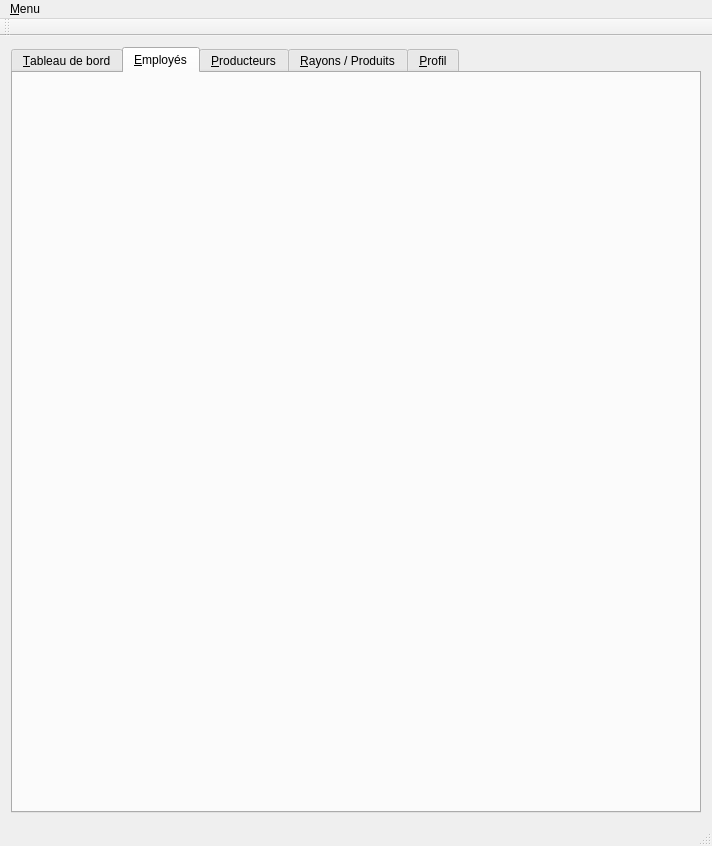
First picture: the form in mainwindow.ui, repository LouisVraie/circuitsCourtsBackOffice, before the edit.
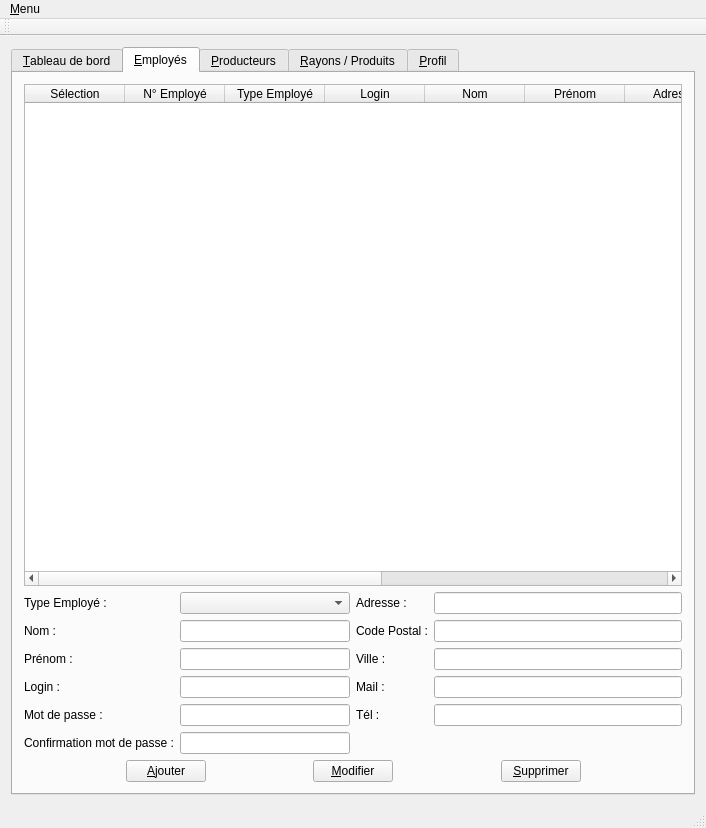
Second picture: the form after the edit. The open tabs and pages were chosen to show the change. Icons and pictures are not drawn.

Commit message: ajout de la méthode afficherTableEmployes dans la MainWindow

```diff
--- a/mainwindow.ui
+++ b/mainwindow.ui
@@ -6,8 +6,8 @@
    <rect>
     <x>0</x>
     <y>0</y>
-    <width>712</width>
-    <height>846</height>
+    <width>706</width>
+    <height>828</height>
    </rect>
   </property>
   <property name="windowTitle">
@@ -41,6 +41,330 @@
        <attribute name="title">
         <string>&amp;Employés</string>
        </attribute>
+       <layout class="QVBoxLayout" name="verticalLayout_5">
+        <item>
+         <widget class="QTableWidget" name="tableWidget_employes">
+          <property name="editTriggers">
+           <set>QAbstractItemView::NoEditTriggers</set>
+          </property>
+          <property name="selectionMode">
+           <enum>QAbstractItemView::SingleSelection</enum>
+          </property>
+          <property name="selectionBehavior">
+           <enum>QAbstractItemView::SelectRows</enum>
+          </property>
+          <column>
+           <property name="text">
+            <string>Sélection</string>
+           </property>
+          </column>
+          <column>
+           <property name="text">
+            <string>N° Employé</string>
+           </property>
+          </column>
+          <column>
+           <property name="text">
+            <string>Type Employé</string>
+           </property>
+          </column>
+          <column>
+           <property name="text">
+            <string>Login</string>
+           </property>
+          </column>
+          <column>
+           <property name="text">
+            <string>Nom</string>
+           </property>
+          </column>
+          <column>
+           <property name="text">
+            <string>Prénom</string>
+           </property>
+          </column>
+          <column>
+           <property name="text">
+            <string>Adresse</string>
+           </property>
+          </column>
+          <column>
+           <property name="text">
+            <string>Code Postal</string>
+           </property>
+          </column>
+          <column>
+           <property name="text">
+            <string>Ville</string>
+           </property>
+          </column>
+          <column>
+           <property name="text">
+            <string>Mail</string>
+           </property>
+          </column>
+          <column>
+           <property name="text">
+            <string>Tél</string>
+           </property>
+          </column>
+         </widget>
+        </item>
+        <item>
+         <layout class="QHBoxLayout" name="horizontalLayout_5">
+          <item>
+           <layout class="QFormLayout" name="formLayout_4">
+            <item row="1" column="0">
+             <widget class="QLabel" name="label">
+              <property name="text">
+               <string>Nom :</string>
+              </property>
+             </widget>
+            </item>
+            <item row="1" column="1">
+             <widget class="QLineEdit" name="lineEdit_employesNom">
+              <property name="maxLength">
+               <number>25</number>
+              </property>
+             </widget>
+            </item>
+            <item row="2" column="0">
+             <widget class="QLabel" name="label_2">
+              <property name="text">
+               <string>Prénom :</string>
+              </property>
+             </widget>
+            </item>
+            <item row="2" column="1">
+             <widget class="QLineEdit" name="lineEdit_employesPrenom">
+              <property name="maxLength">
+               <number>25</number>
+              </property>
+             </widget>
+            </item>
+            <item row="3" column="0">
+             <widget class="QLabel" name="label_3">
+              <property name="text">
+               <string>Login :</string>
+              </property>
+             </widget>
+            </item>
+            <item row="3" column="1">
+             <widget class="QLineEdit" name="lineEdit_employesLogin">
+              <property name="maxLength">
+               <number>25</number>
+              </property>
+             </widget>
+            </item>
+            <item row="4" column="0">
+             <widget class="QLabel" name="label_9">
+              <property name="text">
+               <string>Mot de passe :</string>
+              </property>
+             </widget>
+            </item>
+            <item row="4" column="1">
+             <widget class="QLineEdit" name="lineEdit_employesMdp">
+              <property name="echoMode">
+               <enum>QLineEdit::Password</enum>
+              </property>
+             </widget>
+            </item>
+            <item row="5" column="0">
+             <widget class="QLabel" name="label_10">
+              <property name="text">
+               <string>Confirmation mot de passe :</string>
+              </property>
+             </widget>
+            </item>
+            <item row="5" column="1">
+             <widget class="QLineEdit" name="lineEdit_employesConfirmMdp">
+              <property name="echoMode">
+               <enum>QLineEdit::Password</enum>
+              </property>
+             </widget>
+            </item>
+            <item row="0" column="0">
+             <widget class="QLabel" name="label_11">
+              <property name="text">
+               <string>Type Employé :</string>
+              </property>
+             </widget>
+            </item>
+            <item row="0" column="1">
+             <widget class="QComboBox" name="comboBox_employesTypeEmploye"/>
+            </item>
+           </layout>
+          </item>
+          <item>
+           <layout class="QFormLayout" name="formLayout_3">
+            <item row="0" column="0">
+             <widget class="QLabel" name="label_4">
+              <property name="text">
+               <string>Adresse :</string>
+              </property>
+             </widget>
+            </item>
+            <item row="0" column="1">
+             <widget class="QLineEdit" name="lineEdit_employesAdresse">
+              <property name="maxLength">
+               <number>50</number>
+              </property>
+             </widget>
+            </item>
+            <item row="1" column="0">
+             <widget class="QLabel" name="label_5">
+              <property name="text">
+               <string>Code Postal :</string>
+              </property>
+             </widget>
+            </item>
+            <item row="1" column="1">
+             <widget class="QLineEdit" name="lineEdit_employesCodePostal">
+              <property name="inputMask">
+               <string>#####</string>
+              </property>
+              <property name="maxLength">
+               <number>5</number>
+              </property>
+             </widget>
+            </item>
+            <item row="2" column="0">
+             <widget class="QLabel" name="label_6">
+              <property name="text">
+               <string>Ville :</string>
+              </property>
+             </widget>
+            </item>
+            <item row="2" column="1">
+             <widget class="QLineEdit" name="lineEdit_employesVille">
+              <property name="maxLength">
+               <number>30</number>
+              </property>
+             </widget>
+            </item>
+            <item row="3" column="0">
+             <widget class="QLabel" name="label_7">
+              <property name="text">
+               <string>Mail :</string>
+              </property>
+             </widget>
+            </item>
+            <item row="3" column="1">
+             <widget class="QLineEdit" name="lineEdit_employesMail">
+              <property name="maxLength">
+               <number>50</number>
+              </property>
+             </widget>
+            </item>
+            <item row="4" column="0">
+             <widget class="QLabel" name="label_8">
+              <property name="text">
+               <string>Tél :</string>
+              </property>
+             </widget>
+            </item>
+            <item row="4" column="1">
+             <widget class="QLineEdit" name="lineEdit_employesTel">
+              <property name="maxLength">
+               <number>17</number>
+              </property>
+             </widget>
+            </item>
+           </layout>
+          </item>
+         </layout>
+        </item>
+        <item>
+         <layout class="QHBoxLayout" name="horizontalLayout_4">
+          <item>
+           <spacer name="horizontalSpacer_10">
+            <property name="orientation">
+             <enum>Qt::Horizontal</enum>
+            </property>
+            <property name="sizeHint" stdset="0">
+             <size>
+              <width>40</width>
+              <height>20</height>
+             </size>
+            </property>
+           </spacer>
+          </item>
+          <item>
+           <widget class="QPushButton" name="pushButton_ajouterEmploye">
+            <property name="text">
+             <string>&amp;Ajouter</string>
+            </property>
+            <property name="icon">
+             <iconset resource="resources.qrc">
+              <normaloff>:/images/images/account-plus.png</normaloff>:/images/images/account-plus.png</iconset>
+            </property>
+           </widget>
+          </item>
+          <item>
+           <spacer name="horizontalSpacer_9">
+            <property name="orientation">
+             <enum>Qt::Horizontal</enum>
+            </property>
+            <property name="sizeHint" stdset="0">
+             <size>
+              <width>40</width>
+              <height>20</height>
+             </size>
+            </property>
+           </spacer>
+          </item>
+          <item>
+           <widget class="QPushButton" name="pushButton_modifierEmploye">
+            <property name="text">
+             <string>&amp;Modifier</string>
+            </property>
+            <property name="icon">
+             <iconset resource="resources.qrc">
+              <normaloff>:/images/images/account-edit.png</normaloff>:/images/images/account-edit.png</iconset>
+            </property>
+           </widget>
+          </item>
+          <item>
+           <spacer name="horizontalSpacer_11">
+            <property name="orientation">
+             <enum>Qt::Horizontal</enum>
+            </property>
+            <property name="sizeHint" stdset="0">
+             <size>
+              <width>40</width>
+              <height>20</height>
+             </size>
+            </property>
+           </spacer>
+          </item>
+          <item>
+           <widget class="QPushButton" name="pushButton_supprimerEmploye">
+            <property name="text">
+             <string>&amp;Supprimer</string>
+            </property>
+            <property name="icon">
+             <iconset resource="resources.qrc">
+              <normaloff>:/images/images/account-minus.png</normaloff>:/images/images/account-minus.png</iconset>
+            </property>
+           </widget>
+          </item>
+          <item>
+           <spacer name="horizontalSpacer_12">
+            <property name="orientation">
+             <enum>Qt::Horizontal</enum>
+            </property>
+            <property name="sizeHint" stdset="0">
+             <size>
+              <width>40</width>
+              <height>20</height>
+             </size>
+            </property>
+           </spacer>
+          </item>
+         </layout>
+        </item>
+       </layout>
       </widget>
       <widget class="QWidget" name="tab_producteurs">
        <attribute name="icon">
@@ -462,7 +786,7 @@
     <rect>
      <x>0</x>
      <y>0</y>
-     <width>712</width>
+     <width>706</width>
      <height>23</height>
     </rect>
    </property>
```
Left out of the diff: 2 changed lines with no effect on the pictures. The commit also changes 2 other files.
